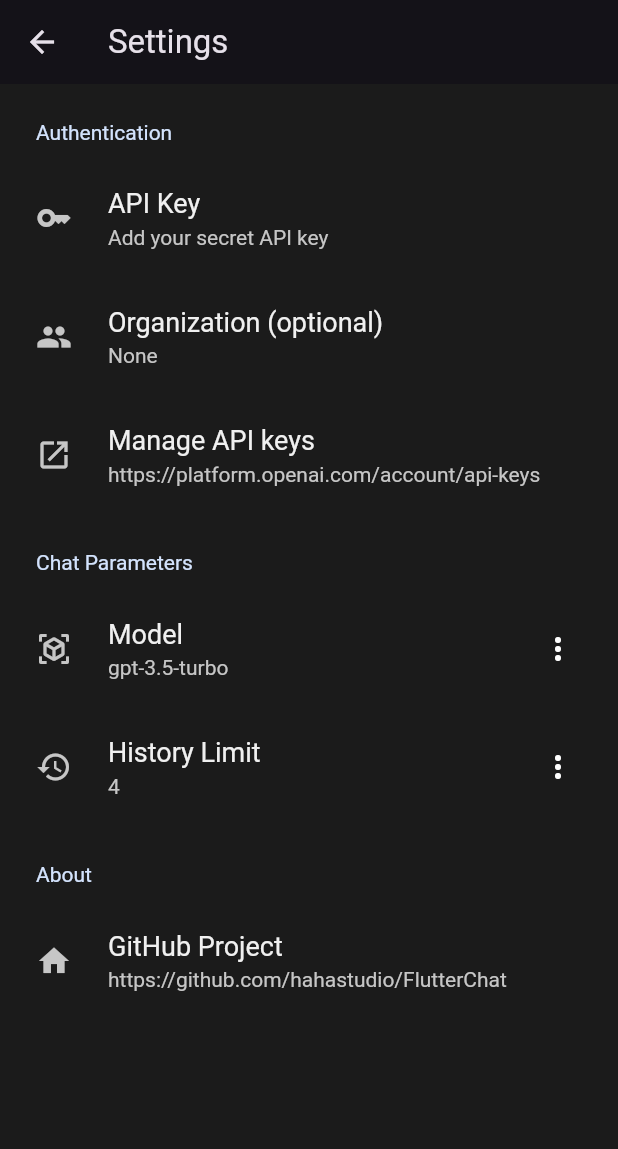
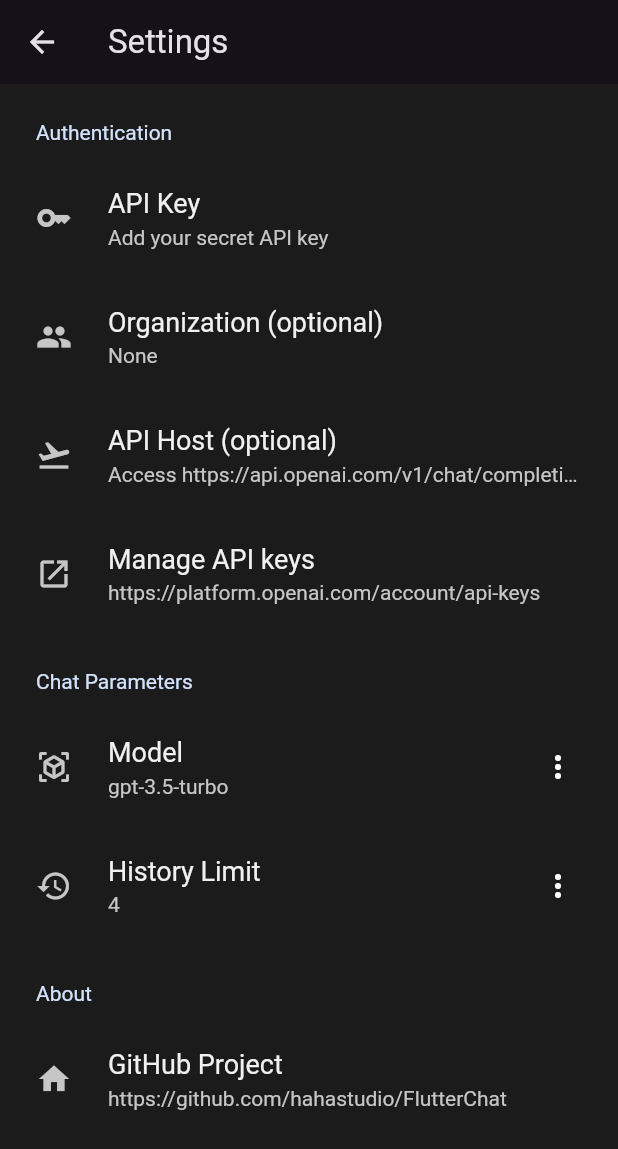
Before and after one commit to hahastudio/FlutterChat, a Flutter app: the SettingsScreen screen opened directly, on a phone screen of 412 x 824 dp. Shown: the top 1149 px of the screen. Run offline on Flutter 3.47's test engine with Material 2 defaults, Android fonts, the phone set to English and light mode, and no system bars; drawn by our look-alikes of settings_ui; our stand-ins replace bloc, equatable, flutter_bloc, flutter_markdown, shared_preferences; missing offline and left inert: tiktoken; accounts and stored records are empty.

Commit message:
support customized API host

```diff
--- a/lib/api/openai_api.dart
+++ b/lib/api/openai_api.dart
@@ -7,6 +7,7 @@ import 'package:http/http.dart' as http;
 import '../models/models.dart';
 import '../services/local_storage_service.dart';
 import '../util/extend_http_client.dart';
+import '../util/string_util.dart';
 
 class OpenAiApi {
   static const endPointHost = 'api.openai.com';
@@ -17,11 +18,16 @@ class OpenAiApi {
   OpenAiApi(this.httpClient);
 
   Future<ChatResponse> chatCompletion(List<ChatMessage> messages) async {
-    final uri = Uri.https(endPointHost, '$endPointPrefix/chat/completions');
+    final uri = Uri.tryParse(stripTrailingSlash(LocalStorageService().apiHost) + '$endPointPrefix/chat/completions');
+    if (uri == null)
+      throw Exception('API Host ${LocalStorageService().apiHost} is not valid');
+
     var headers = {
-      'Authorization': 'Bearer ${LocalStorageService().apiKey}',
       'Content-Type': 'application/json'
     };
+    if (LocalStorageService().apiKey != '') {
+      headers['Authorization'] = 'Bearer ${LocalStorageService().apiKey}';
+    }
     if (LocalStorageService().organization != '') {
       headers['OpenAI-Organization'] = LocalStorageService().organization;
     }
@@ -57,11 +63,16 @@ class OpenAiApi {
   Stream<ChatResponseStream> chatCompletionStream(List<ChatMessage> messages) {
     StreamController<ChatResponseStream> controller = StreamController<ChatResponseStream>();
 
-    final uri = Uri.https(endPointHost, '$endPointPrefix/chat/completions');
+    final uri = Uri.tryParse(stripTrailingSlash(LocalStorageService().apiHost) + '$endPointPrefix/chat/completions');
+    if (uri == null)
+      throw Exception('API Host ${LocalStorageService().apiHost} is not valid');
+
     var headers = {
-      'Authorization': 'Bearer ${LocalStorageService().apiKey}',
       'Content-Type': 'application/json'
     };
+    if (LocalStorageService().apiKey != '') {
+      headers['Authorization'] = 'Bearer ${LocalStorageService().apiKey}';
+    }
     if (LocalStorageService().organization != '') {
       headers['OpenAI-Organization'] = LocalStorageService().organization;
     }
--- a/lib/screens/setting_screen.dart
+++ b/lib/screens/setting_screen.dart
@@ -3,6 +3,7 @@ import 'package:settings_ui/settings_ui.dart';
 import 'package:url_launcher/url_launcher.dart';
 
 import '../services/local_storage_service.dart';
+import '../util/string_util.dart';
 
 class SettingsScreen extends StatefulWidget {
   const SettingsScreen({super.key});
@@ -15,6 +16,7 @@ class _SettingsScreenState extends State<SettingsScreen> {
 
   String apiKey = LocalStorageService().apiKey;
   String organization = LocalStorageService().organization;
+  String apiHost = LocalStorageService().apiHost;
   String model = LocalStorageService().model;
   int historyCount = LocalStorageService().historyCount;
 
@@ -72,12 +74,10 @@ class _SettingsScreenState extends State<SettingsScreen> {
                 onPressed: (context) async {
                   _textFieldController.text = LocalStorageService().apiKey;
                   var result = await openStringDialog(context, 'API Key', 'Open AI API Key like sk-........') ?? '';
-                  if (result != '') {
                   LocalStorageService().apiKey = result;
                   setState(() {
                     apiKey = result;
                   });
-                  }
                 },
               ),
               SettingsTile.navigation(
@@ -90,12 +90,23 @@ class _SettingsScreenState extends State<SettingsScreen> {
                 onPressed: (context) async {
                   _textFieldController.text = LocalStorageService().organization;
                   var result = await openStringDialog(context, 'Organization (optional)', 'Organization ID like org-.......') ?? '';
-                  if (result != '') {
                   LocalStorageService().organization = result;
                   setState(() {
                     organization = result;
                   });
-                  }
+                },
+              ),
+              SettingsTile.navigation(
+                leading: const Icon(Icons.flight_takeoff),
+                title: const Text('API Host (optional)'),
+                value: Text('Access ${stripTrailingSlash(LocalStorageService().apiHost) + '/v1/chat/completions'}', style: const TextStyle(overflow: TextOverflow.ellipsis)),
+                onPressed: (context) async {
+                  _textFieldController.text = LocalStorageService().apiHost;
+                  var result = await openStringDialog(context, 'API Host (optional)', 'URL like https://api.openai.com') ?? '';
+                  LocalStorageService().apiHost = result;
+                  setState(() {
+                    apiHost = result;
+                  });
                 },
               ),
               SettingsTile.navigation(
--- a/lib/services/local_storage_service.dart
+++ b/lib/services/local_storage_service.dart
@@ -15,6 +15,7 @@ class LocalStorageService {
 
   static const prefApiKey = 'pref_apikey';
   static const prefOrganization = 'pref_organization';
+  static const prefApiHost = 'pref_apiHost';
   static const prefModel = 'pref_model';
   static const prefHistoryCount = 'pref_historyCount';
 
@@ -36,6 +37,19 @@ class LocalStorageService {
   set organization(String value) {
     (() async {
       await _prefs.setString(prefOrganization, value);
+    })();
+  }
+
+  String get apiHost {
+    var result = _prefs.getString(prefApiHost);
+    if ((result == null) || (result.isEmpty))
+      return 'https://api.openai.com';
+    return result;
+  }
+
+  set apiHost(String value) {
+    (() async {
+      await _prefs.setString(prefApiHost, value);
     })();
   }
 
--- /dev/null
+++ b/lib/util/string_util.dart
@@ -0,0 +1,6 @@
+String stripTrailingSlash(String path) {
+  if (path.endsWith('/')) {
+    return path.substring(0, path.length - 1);
+  }
+  return path;
+}
```
Also changed, not shown: pubspec.lock. Lines whose indentation alone changed are shown as unchanged.
